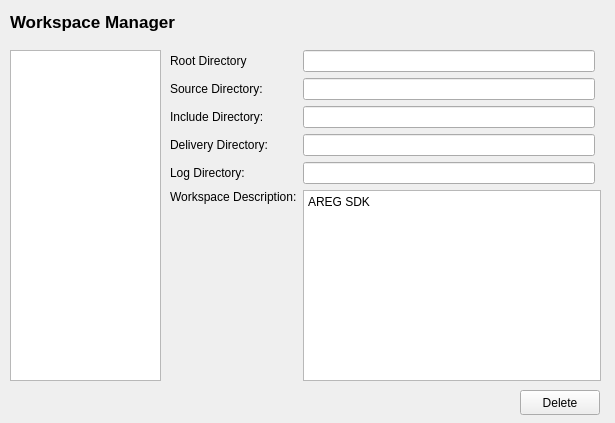
First picture: the form in sources/lusan/view/common/ui/WorkspaceManager.ui, repository aregtech/areg-sdk-tools, before the edit.
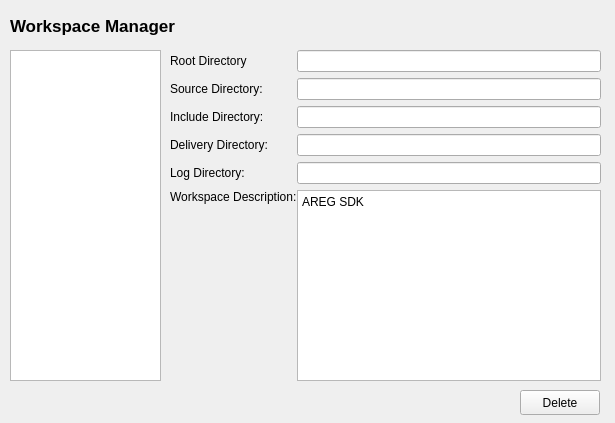
Second picture: the form after the edit.

```diff
--- a/sources/lusan/view/common/ui/WorkspaceManager.ui
+++ b/sources/lusan/view/common/ui/WorkspaceManager.ui
@@ -11,7 +11,7 @@
    </rect>
   </property>
   <property name="sizePolicy">
-   <sizepolicy hsizetype="Fixed" vsizetype="Fixed">
+   <sizepolicy hsizetype="Expanding" vsizetype="Fixed">
     <horstretch>0</horstretch>
     <verstretch>0</verstretch>
    </sizepolicy>
@@ -24,10 +24,16 @@
     <rect>
      <x>10</x>
      <y>10</y>
-     <width>221</width>
-     <height>24</height>
+     <width>591</width>
+     <height>31</height>
     </rect>
    </property>
+   <property name="sizePolicy">
+    <sizepolicy hsizetype="Expanding" vsizetype="Preferred">
+     <horstretch>0</horstretch>
+     <verstretch>0</verstretch>
+    </sizepolicy>
+   </property>
    <property name="font">
     <font>
      <pointsize>13</pointsize>
@@ -48,6 +54,9 @@
     </rect>
    </property>
    <layout class="QGridLayout" name="gridLayout">
+    <property name="horizontalSpacing">
+     <number>0</number>
+    </property>
     <item row="4" column="2">
      <widget class="QLineEdit" name="logDirEdit">
       <property name="readOnly">
```
Left out of the diff: 6 changed lines with no effect on the pictures.
